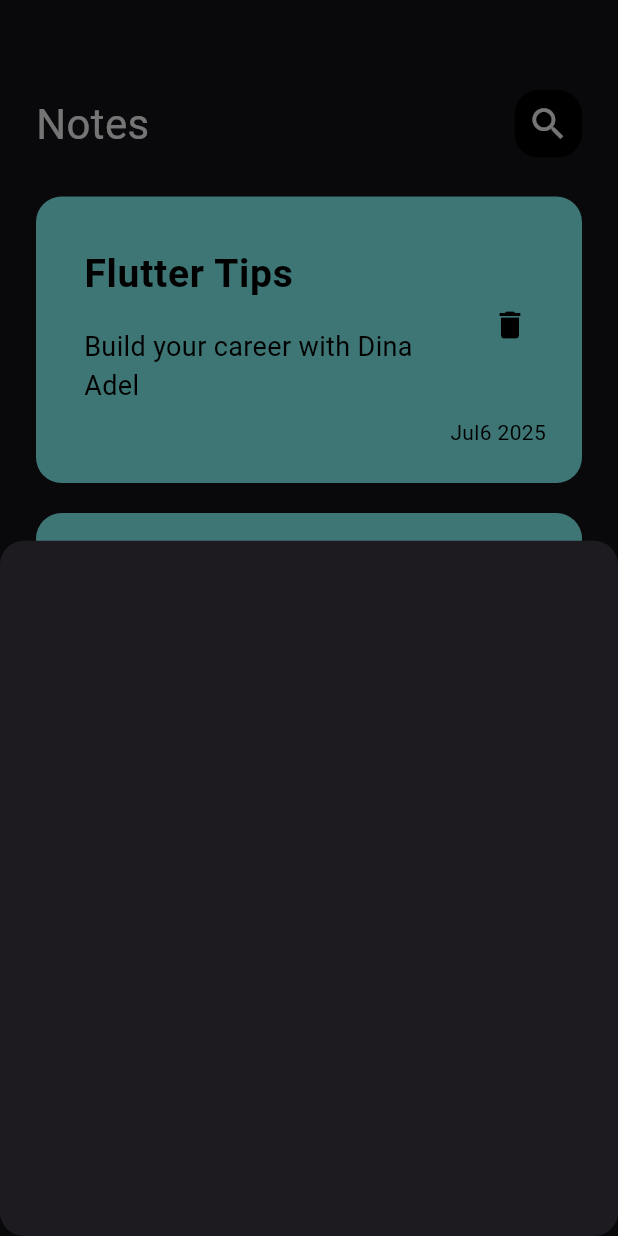
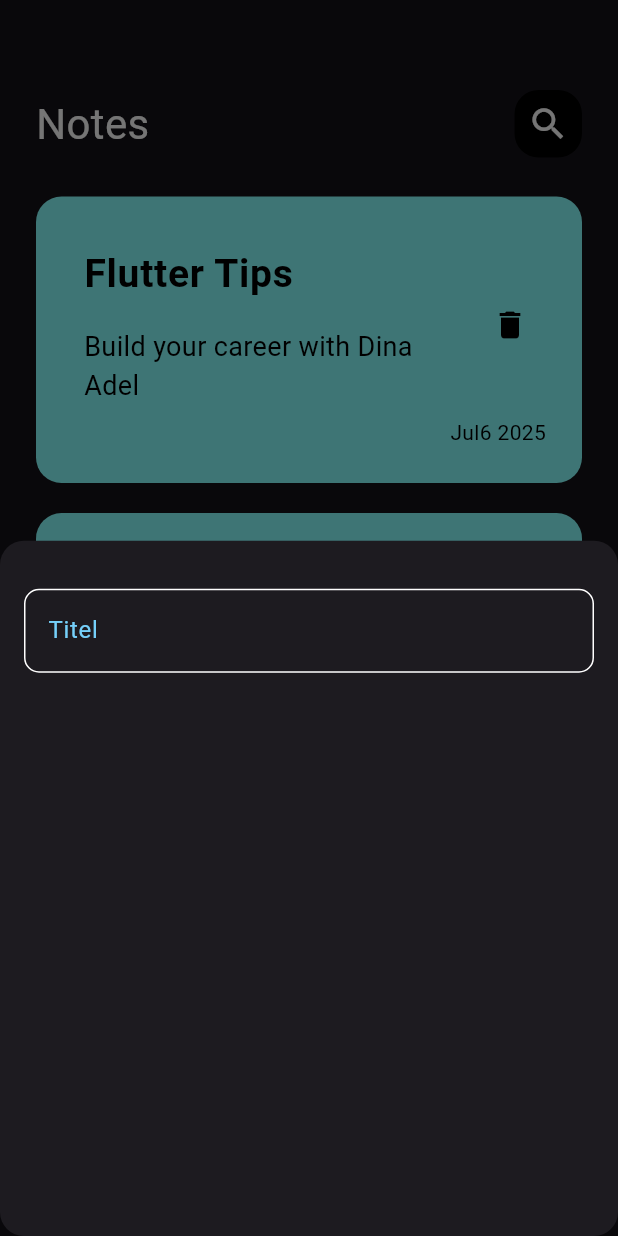
Before and after one commit to dinaadel11/Note_App, a Flutter app: the screen it shows after launch, after a tap on the "add" icon, on a phone screen of 412 x 824 dp. Run offline on Flutter 3.47's test engine with Material 3 defaults, Android fonts, the phone set to English and light mode, and no system bars; our stand-ins replace device_preview.

Commit message:
create custom text field

```diff
--- /dev/null
+++ b/lib/constrain.dart
@@ -0,0 +1,3 @@
+import 'package:flutter/material.dart';
+
+const KPrimaryColor = const Color.fromARGB(255, 117, 208, 250);
--- a/lib/views/notes_view.dart
+++ b/lib/views/notes_view.dart
@@ -20,7 +20,7 @@ class NotesView extends StatelessWidget {
                 return const AddNoteBottomSheet();
               });
         },
-        child: const Icon(
+        child: Icon(
           Icons.add,
         ),
         backgroundColor: Colors.black,
--- a/lib/views/widgets/add_note_bottom_sheet.dart
+++ b/lib/views/widgets/add_note_bottom_sheet.dart
@@ -1,10 +1,21 @@
 import 'package:flutter/material.dart';
+import 'package:newsapp/views/widgets/custom_text_field.dart';
 
 class AddNoteBottomSheet extends StatelessWidget {
   const AddNoteBottomSheet({super.key});
 
   @override
   Widget build(BuildContext context) {
-    return Container();
+    return const Padding(
+      padding: EdgeInsets.symmetric(horizontal: 16),
+      child: const Column(
+        children: [
+          SizedBox(
+            height: 32,
+          ),
+          CustomTextField(),
+        ],
+      ),
+    );
   }
 }
--- /dev/null
+++ b/lib/views/widgets/custom_text_field.dart
@@ -0,0 +1,28 @@
+import 'package:flutter/gestures.dart';
+import 'package:flutter/material.dart';
+import 'package:newsapp/constrain.dart';
+
+class CustomTextField extends StatelessWidget {
+  const CustomTextField({super.key});
+
+  @override
+  Widget build(BuildContext context) {
+    return TextField(
+      cursorColor: KPrimaryColor,
+      decoration: InputDecoration(
+        hintText: 'Titel',
+        hintStyle: const TextStyle(color: KPrimaryColor),
+        border: buildborder(),
+        enabledBorder: buildborder(),
+        focusedBorder: buildborder(KPrimaryColor),
+      ),
+    );
+  }
+
+  OutlineInputBorder buildborder([color]) {
+    return OutlineInputBorder(
+      borderRadius: BorderRadius.circular(10),
+      borderSide: BorderSide(color: color ?? Colors.white),
+    );
+  }
+}
```
